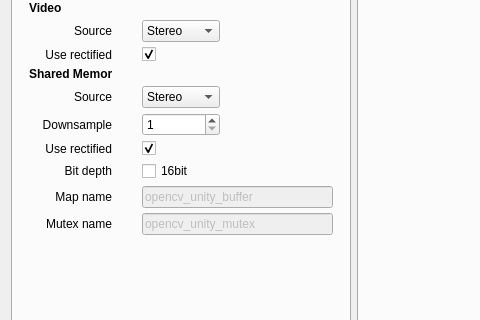
Old version of the form src/svtkwindow.ui in the repository i3drobotics/stereo-vision-toolkit; both pictures show x 0 to 480 and y 191 to 511 of the 1200 by 800 pixel window.
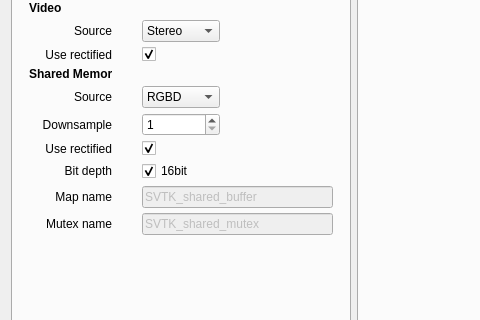
New version of the form. The open tabs and pages were chosen to show the change.

Commit message: fix incorrect data type for 16-bit rgbd

Diff of the .ui file:
```diff
--- a/src/svtkwindow.ui
+++ b/src/svtkwindow.ui
@@ -864,7 +864,7 @@
                <item row="8" column="1">
                 <widget class="QComboBox" name="comboBoxSharedMemSource">
                  <property name="currentIndex">
-                  <number>0</number>
+                  <number>1</number>
                  </property>
                  <item>
                   <property name="text">
@@ -1062,7 +1062,7 @@
                   <string>16bit</string>
                  </property>
                  <property name="checked">
-                  <bool>false</bool>
+                  <bool>true</bool>
                  </property>
                 </widget>
                </item>
@@ -1082,7 +1082,7 @@
                   <bool>false</bool>
                  </property>
                  <property name="text">
-                  <string>opencv_unity_buffer</string>
+                  <string>SVTK_shared_buffer</string>
                  </property>
                 </widget>
                </item>
@@ -1102,7 +1102,7 @@
                   <bool>false</bool>
                  </property>
                  <property name="text">
-                  <string>opencv_unity_mutex</string>
+                  <string>SVTK_shared_mutex</string>
                  </property>
                 </widget>
                </item>
```
Left out of the diff: 6 changed lines with no effect on the pictures. The commit also changes 2 other files.
